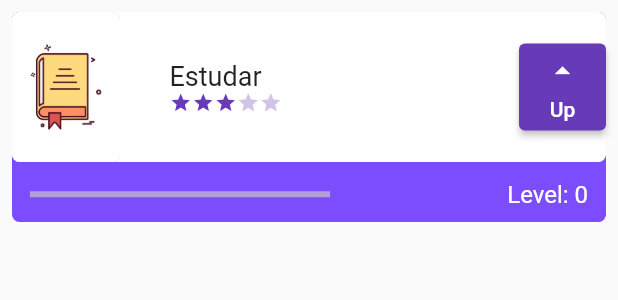
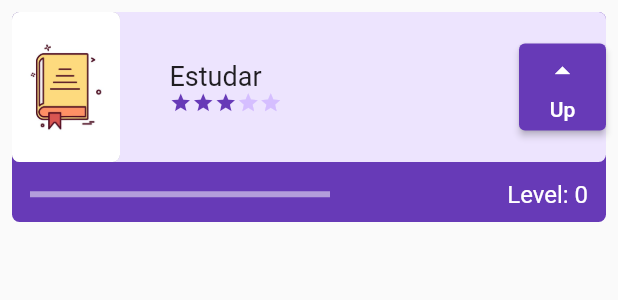
Before and after one commit to MauricioDolacio/taskapp, a Flutter app: the Task widget shown alone on an empty page, opened directly, on a phone screen of 412 x 824 dp. Shown: the top 300 px of the screen. Run offline on Flutter 3.47's test engine with Material 2 defaults, Android fonts, the phone set to English and light mode, and no system bars; our stand-ins replace sqflite; accounts and stored records are empty; network calls fail.

Commit message:
Added Theme

```diff
--- a/lib/components/difficulty.dart
+++ b/lib/components/difficulty.dart
@@ -1,3 +1,4 @@
+import 'package:alura_flutter_curso_1/themes/themes_colors.dart';
 import 'package:flutter/material.dart';
 
 class Difficulty extends StatelessWidget {
@@ -15,27 +16,37 @@ class Difficulty extends StatelessWidget {
         Icon(
           Icons.star,
           size: 15,
-          color: (difficultyLevel >= 1) ? Colors.deepPurple : Colors.deepPurple[100],
+          color: (difficultyLevel >= 1)
+              ? ThemeColors.theme['primary']
+              : ThemeColors.theme['transparent'],
         ),
         Icon(
           Icons.star,
           size: 15,
-          color: (difficultyLevel >= 2) ? Colors.deepPurple : Colors.deepPurple[100],
+          color: (difficultyLevel >= 2)
+              ? ThemeColors.theme['primary']
+              : ThemeColors.theme['transparent'],
         ),
         Icon(
           Icons.star,
           size: 15,
-          color: (difficultyLevel >= 3) ? Colors.deepPurple : Colors.deepPurple[100],
+          color: (difficultyLevel >= 3)
+              ? ThemeColors.theme['primary']
+              : ThemeColors.theme['transparent'],
         ),
         Icon(
           Icons.star,
           size: 15,
-          color: (difficultyLevel >= 4) ? Colors.deepPurple : Colors.deepPurple[100],
+          color: (difficultyLevel >= 4)
+              ? ThemeColors.theme['primary']
+              : ThemeColors.theme['transparent'],
         ),
         Icon(
           Icons.star,
           size: 15,
-          color: (difficultyLevel >= 5) ? Colors.deepPurple : Colors.deepPurple[100],
+          color: (difficultyLevel >= 5)
+              ? ThemeColors.theme['primary']
+              : ThemeColors.theme['transparent'],
         ),
       ],
     );
--- a/lib/components/task.dart
+++ b/lib/components/task.dart
@@ -1,5 +1,6 @@
 import 'package:alura_flutter_curso_1/components/difficulty.dart';
 import 'package:alura_flutter_curso_1/data/task_dao.dart';
+import 'package:alura_flutter_curso_1/themes/themes_colors.dart';
 import 'package:flutter/material.dart';
 
 class Task extends StatefulWidget {
@@ -30,7 +31,7 @@ class _TaskState extends State<Task> {
         children: [
           Container(
             decoration: BoxDecoration(
-                color: Colors.deepPurpleAccent,
+                color: Theme.of(context).primaryColor,
                 borderRadius: BorderRadius.circular(5)),
             height: 140,
           ),
@@ -38,7 +39,7 @@ class _TaskState extends State<Task> {
             children: [
               Container(
                 decoration: BoxDecoration(
-                    color: Colors.white,
+                    color: Theme.of(context).colorScheme.surface,
                     borderRadius: BorderRadius.circular(5)),
                 height: 100,
                 child: Row(
@@ -152,7 +153,7 @@ class _TaskState extends State<Task> {
                     child: SizedBox(
                       width: 200,
                       child: LinearProgressIndicator(
-                        color: Colors.white,
+                        color: ThemeColors.theme['progress'],
                         value: (widget.dificuldade > 0)
                             ? (widget.nivel / widget.dificuldade) / 10
                             : 1,
--- a/lib/data/database.dart
+++ b/lib/data/database.dart
@@ -3,7 +3,7 @@ import 'package:sqflite/sqflite.dart';
 import 'package:path/path.dart';
 
 Future<Database> getDatabase() async {
-  final String path = join(await getDatabasesPath(), 'task.db');
+  final String path = join(await getDatabasesPath(), 'task05.db');
   return openDatabase(
     path,
     onCreate: (db, version) {
--- a/lib/data/task_dao.dart
+++ b/lib/data/task_dao.dart
@@ -1,6 +1,5 @@
 import 'package:alura_flutter_curso_1/data/database.dart';
 import 'package:sqflite/sqflite.dart';
-
 import '../components/task.dart';
 
 class TaskDao {
--- a/lib/main.dart
+++ b/lib/main.dart
@@ -1,5 +1,6 @@
 import 'package:alura_flutter_curso_1/data/task_inherited.dart';
 import 'package:alura_flutter_curso_1/screens/initial_screen.dart';
+import 'package:alura_flutter_curso_1/themes/my_theme.dart';
 import 'package:flutter/material.dart';
 
 void main() {
@@ -13,10 +14,10 @@ class MyApp extends StatelessWidget {
   Widget build(BuildContext context) {
     return MaterialApp(
       title: 'Flutter Demo',
-      theme: ThemeData(
-        primarySwatch: Colors.deepPurple,
+      theme: myTheme,
+      home: TaskInherited(
+        child: const InitialScreen(),
       ),
-      home: TaskInherited(child: const InitialScreen(),),
     );
   }
 }
--- a/lib/screens/form_screen.dart
+++ b/lib/screens/form_screen.dart
@@ -136,7 +136,11 @@ class _FormScreenState extends State<FormScreen> {
                         imageController.text,
                         errorBuilder: (BuildContext context, Object exception,
                             StackTrace? stackTrace) {
-                          return Icon(Icons.camera_alt_rounded, size: 40, color: Colors.black54,);
+                          return Icon(
+                            Icons.camera_alt_rounded,
+                            size: 40,
+                            color: Colors.black54,
+                          );
                         },
                         fit: BoxFit.cover,
                       ),
--- /dev/null
+++ b/lib/themes/my_theme.dart
@@ -0,0 +1,12 @@
+import 'package:alura_flutter_curso_1/themes/themes_colors.dart';
+import 'package:flutter/material.dart';
+
+ThemeData myTheme = ThemeData(
+  primaryColor: ThemeColors.primaryColor,
+  colorScheme: ColorScheme.fromSwatch(
+    primarySwatch: ThemeColors.primaryColor,
+  ).copyWith(
+    secondary: ThemeColors.theme['secondary'],
+    surface: ThemeColors.theme['background'],
+  ),
+);
--- /dev/null
+++ b/lib/themes/themes_colors.dart
@@ -0,0 +1,13 @@
+import 'package:flutter/material.dart';
+
+class ThemeColors {
+  static const MaterialColor primaryColor = Colors.deepPurple;
+
+  static const theme = {
+    'primary': Color.fromRGBO(103, 58, 183, 1),
+    'secondary': Color.fromRGBO(150, 115, 213, 1),
+    'transparent': Color.fromRGBO(213, 190, 255, 1),
+    'background': Color.fromRGBO(237, 228, 254, 1),
+    'progress': Color.fromRGBO(255, 255, 255, 1),
+  };
+}
```
Also changed, not shown: pubspec.lock.
